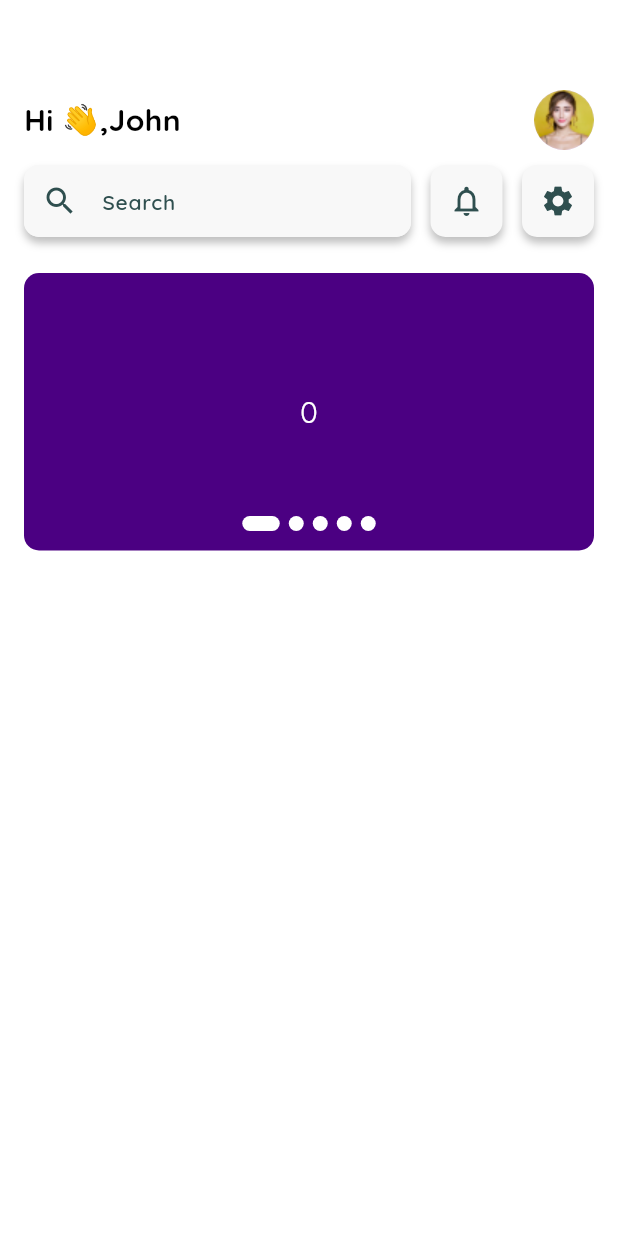
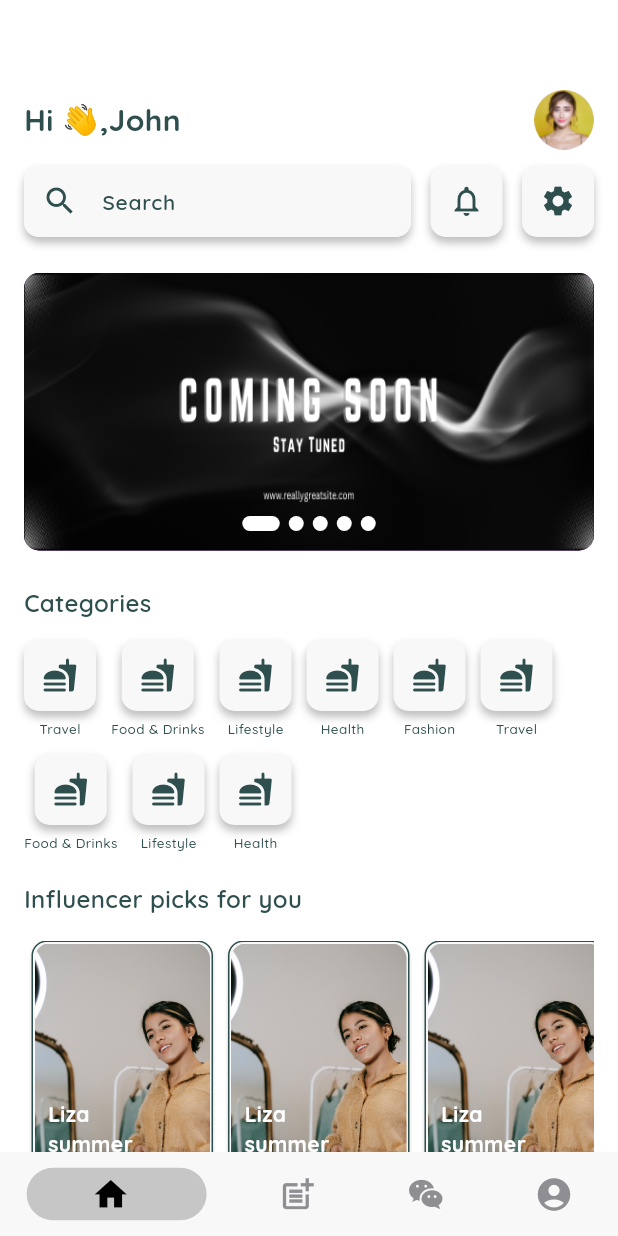
Before and after one commit to viksera/VIKSERA-App, a Flutter app: the screen it shows after launch, on a phone screen of 412 x 824 dp. Run offline on Flutter 3.47's test engine with Material 3 defaults, Android fonts, the light colour scheme and no system bars; drawn by our look-alikes of carousel_slider, persistent_bottom_nav_bar; our stand-ins replace bloc, flutter_bloc, formz.

Commit message:
on progress

```diff
--- a/lib/config/colors/app_colors.dart
+++ b/lib/config/colors/app_colors.dart
@@ -11,4 +11,5 @@ class AppColors {
   static const appDarkGreenColor = Color(0xff2F4F4F);
   static const appBackgroundColor = Color(0xffF8F8F8);
   static const appRedColor = Color(0xffFF6F61);
+  static const appYellowColor = Color(0xffFFC107);
 }
--- a/lib/config/constants/app_assets.dart
+++ b/lib/config/constants/app_assets.dart
@@ -1,6 +1,9 @@
 class AppAssets {
-  static const baseImageUr = "assets/images/";
+  static const baseImageUrl = "assets/images/";
 
   ///images
-  static const businessOwnerImage = "${baseImageUr}business-owner-profile.png";
+  static const businessOwnerImage = "${baseImageUrl}business-owner-profile.png";
+  static const banner = "${baseImageUrl}banner.png";
+  static const influencer = "${baseImageUrl}influencer.jpg";
+  static const marketingAgency = "${baseImageUrl}marketing-agency.jpg";
 }
--- a/lib/config/themes/app_themes.dart
+++ b/lib/config/themes/app_themes.dart
@@ -10,8 +10,8 @@ class AppThemes {
         scaffoldBackgroundColor: AppColors.pureWhite,
         textTheme: base.textTheme.apply(
           fontFamily: 'Quicksand',
-          displayColor: AppColors.pureBlack,
-          bodyColor: AppColors.pureBlack,
+          displayColor: AppColors.appDarkGreenColor,
+          bodyColor: AppColors.appDarkGreenColor,
         ),
         inputDecorationTheme: inputDecorationTheme());
   }
--- a/lib/config/typography/app_styles.dart
+++ b/lib/config/typography/app_styles.dart
@@ -5,4 +5,14 @@ class AppStyles {
       const TextStyle(fontWeight: FontWeight.w400, fontSize: 14);
   static TextStyle style20 =
       const TextStyle(fontWeight: FontWeight.w400, fontSize: 20);
+  static TextStyle style16 =
+      const TextStyle(fontWeight: FontWeight.w400, fontSize: 16);
+  static TextStyle style10 =
+      const TextStyle(fontWeight: FontWeight.w400, fontSize: 10);
+  static TextStyle style9 =
+      const TextStyle(fontWeight: FontWeight.w400, fontSize: 9);
+  static TextStyle style8 =
+      const TextStyle(fontWeight: FontWeight.w400, fontSize: 8);
+  static TextStyle style6 =
+      const TextStyle(fontWeight: FontWeight.w400, fontSize: 6);
 }
--- a/lib/core/widget_helper/widget_helper.dart
+++ b/lib/core/widget_helper/widget_helper.dart
@@ -1,9 +1,10 @@
 import 'package:flutter/cupertino.dart';
+import 'package:flutter/material.dart';
 import 'package:viksera/config/colors/app_colors.dart';
 import 'package:viksera/core/extensions/app_extensions.dart';
 
 class WidgetHelper {
-  static Container squareIcon({required IconData icon}) => Container(
+  static Ink squareIcon({required IconData icon}) => Ink(
         decoration: cardDecoration(),
         height: 48,
         width: 48,
--- /dev/null
+++ b/lib/features/home/presentation/bottom_navigation.dart
@@ -0,0 +1,48 @@
+import 'package:flutter/material.dart';
+import 'package:flutter_bloc/flutter_bloc.dart';
+import 'package:persistent_bottom_nav_bar/persistent_bottom_nav_bar.dart';
+import 'package:viksera/config/colors/app_colors.dart';
+import 'package:viksera/core/common_widgets/custom_bottom_navigation_bar.dart';
+import 'package:viksera/core/extensions/app_extensions.dart';
+import 'package:viksera/features/home/presentation/cubits/bottom_navigation_cubit.dart';
+import 'package:viksera/features/home/presentation/screens/business_owner_home/buisiness_owner_home_screen.dart';
+
+class BottomNavigation extends StatelessWidget {
+  const BottomNavigation({super.key});
+  static final List<Widget> businessOwnerScreens = [
+    BusinessOwnerHomeScreen(),
+    BusinessOwnerHomeScreen(),
+    BusinessOwnerHomeScreen(),
+    BusinessOwnerHomeScreen(),
+  ];
+  @override
+  Widget build(BuildContext context) {
+    return BlocProvider(
+      create: (context) => BottomNavigationCubit(),
+      child: BlocBuilder<BottomNavigationCubit, int>(
+        builder: (context, index) {
+          var cubit = context.read<BottomNavigationCubit>();
+          return PersistentTabView(
+            context,
+            backgroundColor: AppColors.appBackgroundColor,
+            screens: businessOwnerScreens,
+            items: [
+              PersistentBottomNavBarItem(
+                  activeColorPrimary: AppColors.pureBlack,
+                  icon: const Icon(Icons.home)),
+              PersistentBottomNavBarItem(
+                  activeColorPrimary: AppColors.pureBlack,
+                  icon: Icon(Icons.post_add)),
+              PersistentBottomNavBarItem(
+                  activeColorPrimary: AppColors.pureBlack,
+                  icon: Icon(Icons.wechat_outlined)),
+              PersistentBottomNavBarItem(
+                  activeColorPrimary: AppColors.pureBlack,
+                  icon: Icon(Icons.account_circle))
+            ],
+          );
+        },
+      ),
+    );
+  }
+}
--- /dev/null
+++ b/lib/features/home/presentation/cubits/bottom_navigation_cubit.dart
@@ -0,0 +1,9 @@
+import 'package:flutter_bloc/flutter_bloc.dart';
+
+class BottomNavigationCubit extends Cubit<int> {
+  BottomNavigationCubit() : super(0);
+
+  void onIconClicked(int index) {
+    emit(index);
+  }
+}
--- a/lib/features/home/presentation/screens/business_owner_home/buisiness_owner_home_screen.dart
+++ b/lib/features/home/presentation/screens/business_owner_home/buisiness_owner_home_screen.dart
@@ -8,21 +8,42 @@ import 'package:viksera/core/common_widgets/custom_text_field.dart';
 import 'package:viksera/core/extensions/app_extensions.dart';
 import 'package:viksera/core/widget_helper/widget_helper.dart';
 import 'package:viksera/features/home/presentation/cubits/business_owner_home/business_owner_home_cubit.dart';
+import 'package:viksera/features/home/presentation/screens/business_owner_home/widgets/category_card.dart';
+import 'package:viksera/features/home/presentation/screens/business_owner_home/widgets/influencer_card.dart';
+import 'package:viksera/features/home/presentation/screens/business_owner_home/widgets/marketing_agency_card.dart';
 
 class BusinessOwnerHomeScreen extends StatelessWidget {
   const BusinessOwnerHomeScreen({super.key});
   static final CarouselSliderController carouselSliderController =
       CarouselSliderController();
+  static final ScrollController influencersPicksForYouController =
+      ScrollController();
+  static final ScrollController marketingAgenciesController =
+      ScrollController();
+  static const List<String> categories = [
+    'Travel',
+    'Food & Drinks',
+    'Lifestyle',
+    'Health',
+    'Fashion',
+    'Travel',
+    'Food & Drinks',
+    'Lifestyle',
+    'Health',
+  ];
   @override
   Widget build(BuildContext context) {
     return BlocProvider(
       create: (context) => BusinessOwnerHomeCubit(),
       child: BlocBuilder<BusinessOwnerHomeCubit, BusinessOwnerHomeState>(
-        // buildWhen: (p, c) => p.status != c.status,
+        buildWhen: (p, c) =>
+            p.status != c.status || p.bannerIndex != c.bannerIndex,
         builder: (context, state) {
           var cubit = context.read<BusinessOwnerHomeCubit>();
           return Scaffold(
-            body: Column(
+            body: SingleChildScrollView(
+              child: Column(
+                crossAxisAlignment: CrossAxisAlignment.start,
                 children: [
                   60.heightBox,
                   Row(
@@ -35,7 +56,8 @@ class BusinessOwnerHomeScreen extends StatelessWidget {
                       ),
                       const CircleAvatar(
                         radius: 20,
-                      backgroundImage: AssetImage(AppAssets.businessOwnerImage),
+                        backgroundImage:
+                            AssetImage(AppAssets.businessOwnerImage),
                       )
                     ],
                   ),
@@ -53,13 +75,16 @@ class BusinessOwnerHomeScreen extends StatelessWidget {
                         boxShadow: true,
                       ).expanded(),
                       13.widthBox,
-                    WidgetHelper.squareIcon(icon: Icons.notifications_outlined),
+                      WidgetHelper.squareIcon(
+                          icon: Icons.notifications_outlined),
                       13.widthBox,
                       WidgetHelper.squareIcon(icon: Icons.settings)
                     ],
                   ),
                   24.heightBox,
-                Stack(alignment: AlignmentDirectional.bottomCenter, children: [
+                  Stack(
+                      alignment: AlignmentDirectional.bottomCenter,
+                      children: [
                         CarouselSlider.builder(
                           itemCount: 5,
                           carouselController: carouselSliderController,
@@ -73,16 +98,15 @@ class BusinessOwnerHomeScreen extends StatelessWidget {
                               height: 185),
                           itemBuilder: (context, index, realIndex) => Container(
                             decoration: BoxDecoration(
+                                image: const DecorationImage(
+                                    image: AssetImage(AppAssets.banner),
+                                    fit: BoxFit.fill),
                                 color: AppColors.appPrimaryColor,
                                 borderRadius: BorderRadius.circular(
                                   10,
                                 )),
                             width: context.width,
-                        child: Text(
-                          '${index}',
-                          style: AppStyles.style20
-                              .copyWith(color: AppColors.pureWhite),
-                        ).wrapCenter()),
+                          ),
                         ),
                         Row(
                           mainAxisAlignment: MainAxisAlignment.center,
@@ -91,15 +115,62 @@ class BusinessOwnerHomeScreen extends StatelessWidget {
                               Container(
                                       width: state.bannerIndex == i ? 25 : 10,
                                       decoration: BoxDecoration(
-                                    borderRadius: BorderRadius.circular(10),
+                                          borderRadius:
+                                              BorderRadius.circular(10),
                                           color: Colors.white),
                                       height: 10)
                                   .pAll(3)
                           ],
                         ).positioned(bottom: 10)
-                ])
+                      ]),
+                  24.heightBox,
+                  Text(
+                    'Categories',
+                    style:
+                        AppStyles.style16.copyWith(fontWeight: FontWeight.w600),
+                  ),
+                  12.heightBox,
+                  Wrap(
+                      spacing: 10,
+                      runSpacing: 10,
+                      children: categories
+                          .map((category) => CategoryCard(title: category))
+                          .toList()),
+                  20.heightBox,
+                  Text(
+                    'Influencer picks for you',
+                    style:
+                        AppStyles.style16.copyWith(fontWeight: FontWeight.w600),
+                  ),
+                  16.heightBox,
+                  ListView.separated(
+                    padding: const EdgeInsets.symmetric(horizontal: 5),
+                    controller: influencersPicksForYouController,
+                    separatorBuilder: (_, __) => 10.widthBox,
+                    scrollDirection: Axis.horizontal,
+                    itemBuilder: (context, index) => const InfluencerCard(),
+                    itemCount: 5,
+                  ).height(166),
+                  20.heightBox,
+                  Text(
+                    'Marketing Agencies',
+                    style:
+                        AppStyles.style16.copyWith(fontWeight: FontWeight.w600),
+                  ),
+                  16.heightBox,
+                  ListView.separated(
+                    controller: marketingAgenciesController,
+                    padding: const EdgeInsets.symmetric(horizontal: 5),
+                    separatorBuilder: (_, __) => 10.widthBox,
+                    scrollDirection: Axis.horizontal,
+                    itemBuilder: (context, index) =>
+                        const MarketingAgencyCard(),
+                    itemCount: 5,
+                  ).height(134),
+                  90.heightBox,
                 ],
               ).pSymmetric(horizontal: 16),
+            ),
           );
         },
       ),
--- /dev/null
+++ b/lib/features/home/presentation/screens/business_owner_home/widgets/category_card.dart
@@ -0,0 +1,29 @@
+import 'package:flutter/material.dart';
+import 'package:viksera/config/typography/app_styles.dart';
+import 'package:viksera/core/common_widgets/common_progress_indicator.dart';
+import 'package:viksera/core/extensions/app_extensions.dart';
+import 'package:viksera/core/widget_helper/widget_helper.dart';
+
+class CategoryCard extends StatelessWidget {
+  final String title;
+  const CategoryCard({super.key, required this.title});
+
+  @override
+  Widget build(BuildContext context) {
+    return Column(
+      mainAxisSize: MainAxisSize.min,
+      crossAxisAlignment: CrossAxisAlignment.center,
+      children: [
+        InkWell(
+            onTap: () {},
+            borderRadius: BorderRadius.circular(10),
+            child: WidgetHelper.squareIcon(icon: Icons.fastfood_rounded)),
+        5.heightBox,
+        Text(
+          title,
+          style: AppStyles.style9.copyWith(fontWeight: FontWeight.w500),
+        ),
+      ],
+    );
+  }
+}
--- /dev/null
+++ b/lib/features/home/presentation/screens/business_owner_home/widgets/influencer_card.dart
@@ -0,0 +1,47 @@
+import 'package:flutter/material.dart';
+import 'package:viksera/config/colors/app_colors.dart';
+import 'package:viksera/config/constants/app_assets.dart';
+import 'package:viksera/config/typography/app_styles.dart';
+import 'package:viksera/core/common_widgets/common_progress_indicator.dart';
+import 'package:viksera/core/extensions/app_extensions.dart';
+
+class InfluencerCard extends StatelessWidget {
+  const InfluencerCard({super.key});
+
+  @override
+  Widget build(BuildContext context) {
+    return Card(
+      margin: EdgeInsets.zero,
+      color: AppColors.appBackgroundColor,
+      elevation: 1,
+      shape: RoundedRectangleBorder(
+          borderRadius: BorderRadius.circular(10),
+          side: const BorderSide(color: AppColors.appDarkGreenColor, width: 1)),
+      child: Stack(
+        alignment: AlignmentDirectional.bottomStart,
+        children: [
+          Container(
+            height: 166,
+            width: 121,
+            padding: const EdgeInsets.all(2),
+            decoration: BoxDecoration(
+              borderRadius: BorderRadius.circular(10),
+            ),
+            child: ClipRRect(
+              borderRadius: BorderRadius.circular(10),
+              child: Image.asset(
+                AppAssets.influencer,
+                fit: BoxFit.cover,
+              ),
+            ),
+          ),
+          Text(
+            'Liza summer',
+            style: AppStyles.style14.copyWith(
+                color: AppColors.pureWhite, fontWeight: FontWeight.w700),
+          ).width(80).positioned(bottom: 20, left: 11)
+        ],
+      ),
+    );
+  }
+}
--- a/lib/main.dart
+++ b/lib/main.dart
@@ -1,5 +1,6 @@
 import 'package:flutter/material.dart';
 import 'package:viksera/config/themes/app_themes.dart';
+import 'package:viksera/features/home/presentation/bottom_navigation.dart';
 import 'package:viksera/features/home/presentation/screens/business_owner_home/buisiness_owner_home_screen.dart';
 
 void main() {
@@ -15,7 +16,7 @@ class MyApp extends StatelessWidget {
       debugShowCheckedModeBanner: false,
       title: 'Viksera',
       theme: AppThemes.buildThemeData(),
-      home: const BusinessOwnerHomeScreen(),
+      home: const BottomNavigation(),
     );
   }
 }
--- a/pubspec.yaml
+++ b/pubspec.yaml
@@ -38,6 +38,7 @@ dependencies:
   flutter_bloc: ^8.1.6
   formz: ^0.7.0
   carousel_slider: ^5.0.0
+  persistent_bottom_nav_bar: ^6.2.1
 
 dev_dependencies:
   flutter_test:
```
Also changed, not shown: lib/core/common_widgets/custom_app_button.dart (+43 -0 lines), lib/core/common_widgets/custom_bottom_navigation_bar.dart (added, +51 -0 lines), lib/features/home/presentation/screens/business_owner_home/widgets/marketing_agency_card.dart (added, +120 -0 lines), assets/images/banner.png (added), assets/images/influencer.jpg (added), assets/images/marketing-agency.jpg (added), pubspec.lock. Lines whose indentation alone changed are shown as unchanged.
